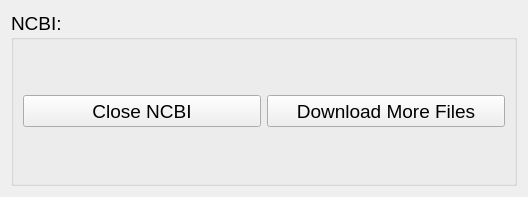
Above: NCBI_navigation_page.ui from TrinhLab/CASPERapp before the change. Below: the same form after it.
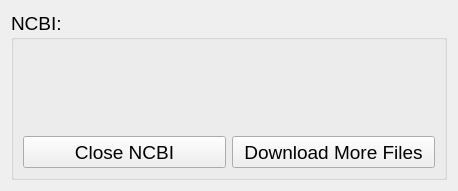
That is the form after the change.

Commit message: Tweaked look of NCBI navigation GUI

```diff
--- a/NCBI_navigation_page.ui
+++ b/NCBI_navigation_page.ui
@@ -6,8 +6,8 @@
    <rect>
     <x>0</x>
     <y>0</y>
-    <width>530</width>
-    <height>193</height>
+    <width>460</width>
+    <height>180</height>
    </rect>
   </property>
   <property name="font">
@@ -27,8 +27,8 @@
     <widget class="QGroupBox" name="groupBox">
      <property name="minimumSize">
       <size>
-       <width>506</width>
-       <height>175</height>
+       <width>436</width>
+       <height>169</height>
       </size>
      </property>
      <property name="toolTip">
@@ -38,7 +38,7 @@
       <string>NCBI:</string>
      </property>
      <layout class="QGridLayout" name="gridLayout_3">
-      <item row="0" column="0">
+      <item row="1" column="0">
        <widget class="QPushButton" name="close">
         <property name="sizePolicy">
          <sizepolicy hsizetype="MinimumExpanding" vsizetype="Maximum">
@@ -58,6 +58,12 @@
           <height>32</height>
          </size>
         </property>
+        <property name="font">
+         <font>
+          <family>Arial</family>
+          <pointsize>14</pointsize>
+         </font>
+        </property>
         <property name="toolTip">
          <string>&lt;html&gt;&lt;head/&gt;&lt;body&gt;&lt;p&gt;Close the NCBI tool to contiue working on previous tasks.&lt;/p&gt;&lt;/body&gt;&lt;/html&gt;</string>
         </property>
@@ -66,7 +72,7 @@
         </property>
        </widget>
       </item>
-      <item row="0" column="1">
+      <item row="1" column="1">
        <widget class="QPushButton" name="stay">
         <property name="sizePolicy">
          <sizepolicy hsizetype="MinimumExpanding" vsizetype="Maximum">
@@ -80,6 +86,12 @@
           <height>32</height>
          </size>
         </property>
+        <property name="font">
+         <font>
+          <family>Arial</family>
+          <pointsize>14</pointsize>
+         </font>
+        </property>
         <property name="toolTip">
          <string>&lt;html&gt;&lt;head/&gt;&lt;body&gt;&lt;p&gt;Keep the NCBI tool open to browse more files.&lt;/p&gt;&lt;/body&gt;&lt;/html&gt;</string>
         </property>
@@ -88,6 +100,19 @@
         </property>
        </widget>
       </item>
+      <item row="0" column="0" colspan="2">
+       <widget class="QLabel" name="label">
+        <property name="font">
+         <font>
+          <family>Arial</family>
+          <pointsize>14</pointsize>
+         </font>
+        </property>
+        <property name="text">
+         <string/>
+        </property>
+       </widget>
+      </item>
      </layout>
     </widget>
    </item>
```
Left out of the diff: 2 changed lines with no effect on the pictures. The commit also changes 2 other files.
